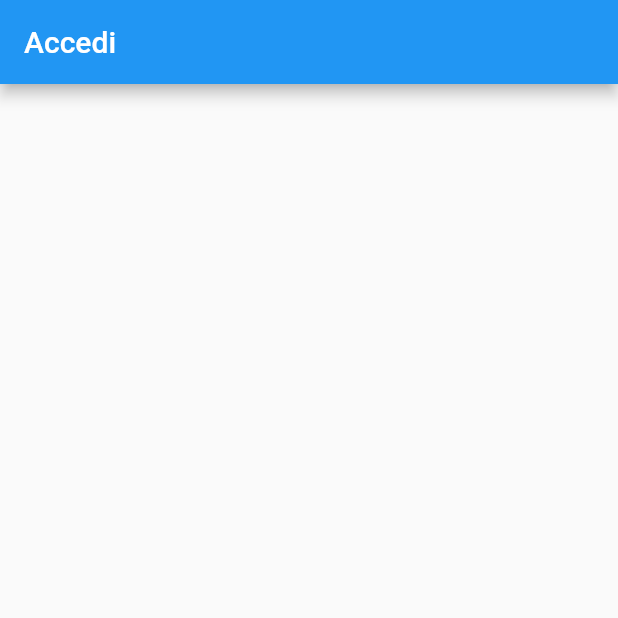
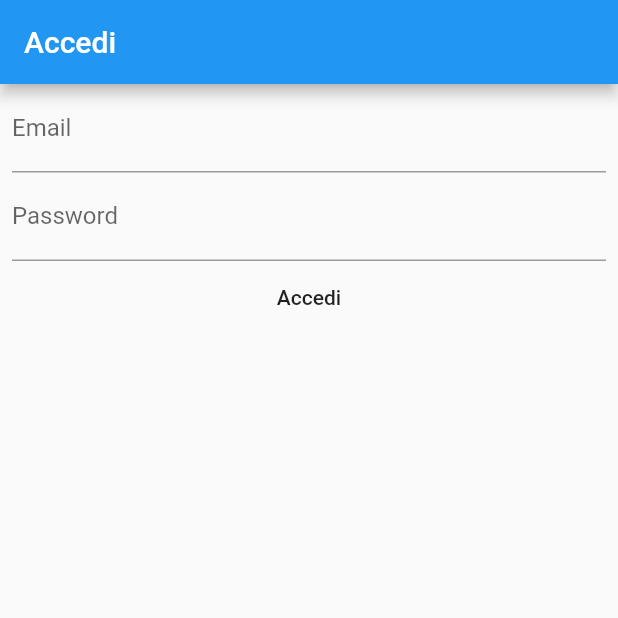
Before and after one commit to alex-sandri/circolari-online, a Flutter app: the screen it shows after launch, on a phone screen of 412 x 824 dp, the top half of it. Run offline on Flutter 3.47's test engine with Material 2 defaults, Android fonts, the phone set to English and light mode, and no system bars; our stand-ins replace cloud_firestore, firebase_auth, firebase_core, qr_flutter; missing offline and left inert: barcode_scan; accounts and stored records are empty.

Commit message:
Create sign in form

```diff
--- a/lib/routes/SignIn.dart
+++ b/lib/routes/SignIn.dart
@@ -11,7 +11,29 @@ class SignIn extends StatelessWidget {
         appBar: AppBar(
           title: Text("Accedi"),
         ),
-        body: Container(),
+        body: ListView(
+          padding: const EdgeInsets.symmetric(horizontal: 8),
+          children: [
+            TextField(
+              keyboardType: TextInputType.emailAddress,
+              decoration: InputDecoration(
+                labelText: "Email",
+              ),
+            ),
+            TextField(
+              decoration: InputDecoration(
+                labelText: "Password",
+              ),
+              obscureText: true,
+            ),
+            FlatButton(
+              child: Text("Accedi"),
+              onPressed: () {
+                // TODO
+              },
+            ),
+          ],
+        ),
       ),
     );
   }
```
